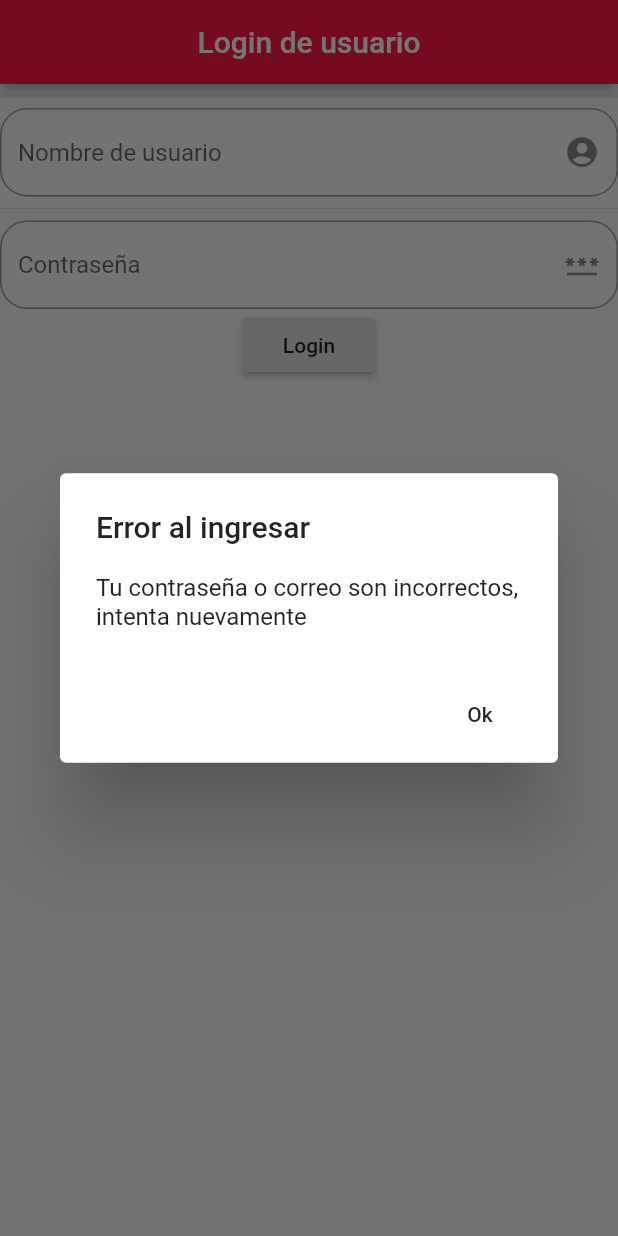
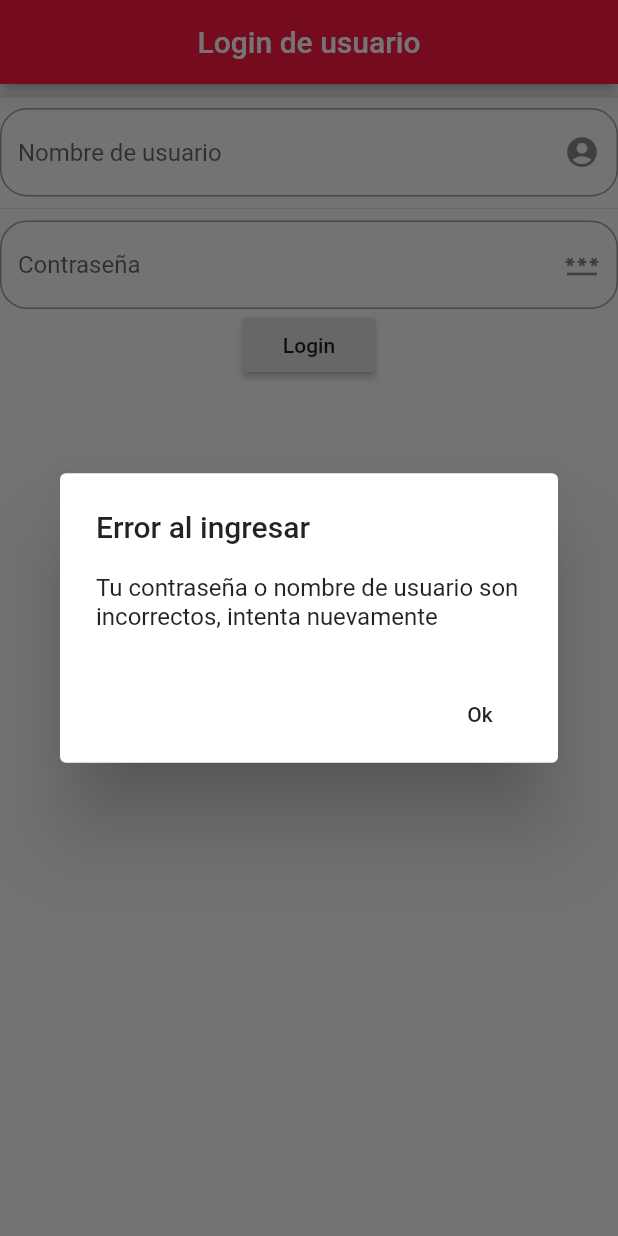
Before and after one commit to LuisFerOv25/ClinicaLuisOviedoD, a Flutter app: the screen it shows after launch, after a tap on "Login", on a phone screen of 412 x 824 dp. Run offline on Flutter 3.47's test engine with Material 2 defaults, Android fonts, the phone set to English and light mode, and no system bars.

Commit message:
Update loginS.dart

```diff
--- a/lib/vistas/loginS.dart
+++ b/lib/vistas/loginS.dart
@@ -87,7 +87,7 @@ onPressed: () {
 
               return AlertDialog(
                 title: new Text("Error al ingresar"),
-                content: new Text("Tu contraseña o correo son incorrectos, intenta nuevamente"),
+                content: new Text("Tu contraseña o nombre de usuario son incorrectos, intenta nuevamente"),
                 actions: <Widget>[
                   new FlatButton(
                     child: new Text("Ok"),
```
